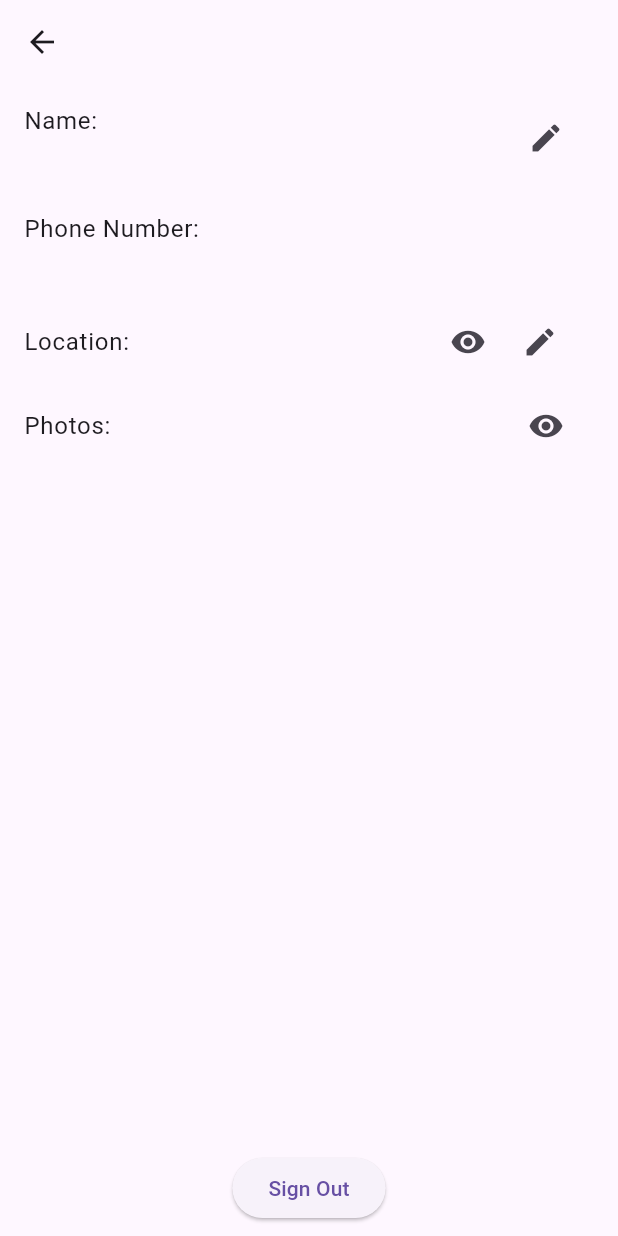
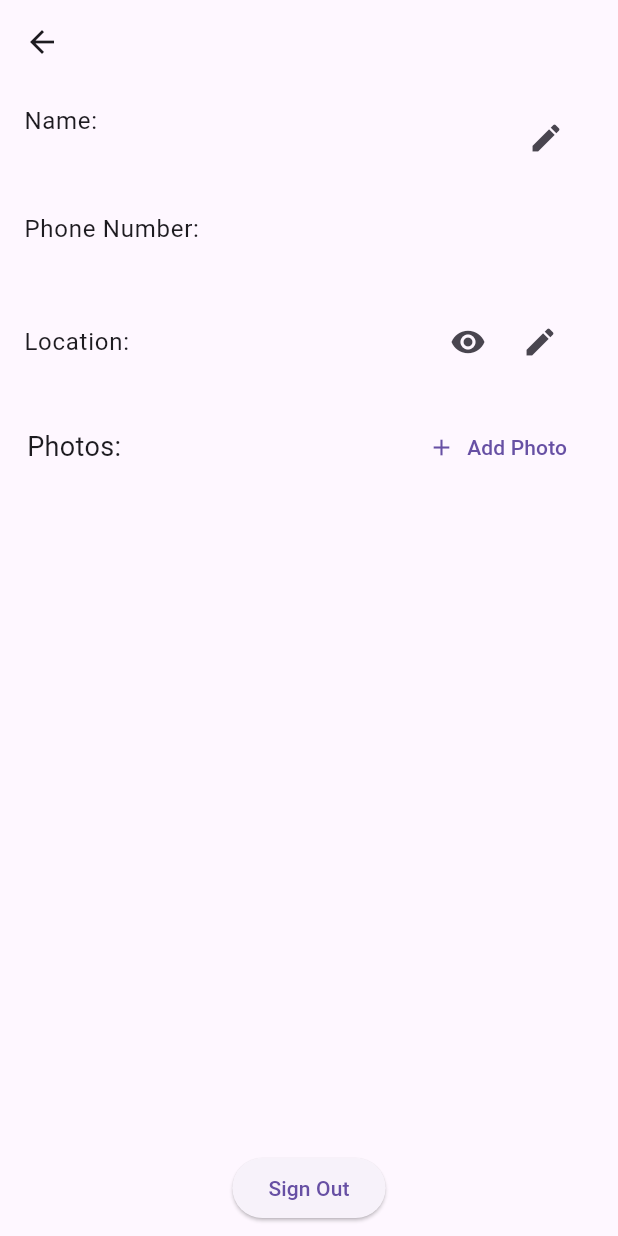
Before and after one commit to Dheeraj-Reddy-Mallapu/best7product_assignment, a Flutter app: the MyProfile screen opened by its route, on a phone screen of 412 x 824 dp. Run offline on Flutter 3.47's test engine with Material 2 defaults, Android fonts, the phone set to English and light mode, and no system bars; our stand-ins replace cloud_firestore, firebase_auth, firebase_core, firebase_messaging, firebase_storage, get and 4 more; missing offline and left inert: flutter_google_places_hoc081098, google_api_headers, google_maps_webservice; accounts and stored records are empty; generated files the repository leaves out were written again.

Commit message:
added images functionality

```diff
--- a/lib/my_profile.dart
+++ b/lib/my_profile.dart
@@ -1,11 +1,15 @@
+import 'dart:io';
+
 import 'package:best7product_assignment/db.dart';
 import 'package:best7product_assignment/home_screen.dart';
 import 'package:best7product_assignment/loading.dart';
 import 'package:best7product_assignment/map_view.dart';
 import 'package:flutter/material.dart';
 import 'package:get/get.dart';
+import 'package:image_picker/image_picker.dart';
 import 'package:provider/provider.dart';
 
+import 'firebase_storage.dart';
 import 'phone_login.dart';
 
 class MyProfile extends StatefulWidget {
@@ -21,6 +25,8 @@ class _MyProfileState extends State<MyProfile> {
   bool isLoading = true;
   late Map<String, dynamic> user;
 
+  List imageURLs = [];
+
   initData() async {
     try {
       await db.collection('users').where('uId', isEqualTo: currentUser.uid).get().then((querySnapshot) {
@@ -30,6 +36,10 @@ class _MyProfileState extends State<MyProfile> {
       });
     } catch (e) {
       Get.snackbar('Oops!', e.toString());
+    }
+
+    if (user['imageURLs'] != null) {
+      imageURLs = user['imageURLs'];
     }
 
     isLoading = false;
@@ -43,6 +53,9 @@ class _MyProfileState extends State<MyProfile> {
       initData();
     } else {
       isLoading = false;
+      if (user['imageURLs'] != null) {
+        imageURLs = user['imageURLs'];
+      }
       setState(() {});
     }
     super.initState();
@@ -130,15 +143,45 @@ class _MyProfileState extends State<MyProfile> {
                       ),
                     ),
                   ),
-                ListTile(
-                  title: const Text('Photos:'),
-                  trailing: IconButton(
-                    onPressed: () {},
-                    icon: const Icon(Icons.remove_red_eye),
+                  Padding(
+                    padding: const EdgeInsets.all(18.0),
+                    child: Row(
+                      mainAxisAlignment: MainAxisAlignment.spaceBetween,
+                      children: [
+                        const Text(
+                          'Photos:',
+                          style: TextStyle(fontSize: 18),
+                        ),
+                        if (widget.isCurrentUser)
+                          TextButton.icon(
+                            onPressed: () => _pickImage(),
+                            icon: const Icon(Icons.add),
+                            label: const Text('Add Photo'),
+                          ),
+                      ],
+                    ),
+                  ),
+                  if (user['imageURLs'] != null)
+                    Expanded(
+                      child: GridView.builder(
+                        gridDelegate: const SliverGridDelegateWithMaxCrossAxisExtent(
+                          maxCrossAxisExtent: 250,
+                          mainAxisExtent: 250,
+                          childAspectRatio: 2,
+                        ),
+                        itemCount: user['imageURLs'].length,
+                        itemBuilder: (context, index) {
+                          final imageUrl = user['imageURLs'][index];
+                          return Padding(
+                            padding: const EdgeInsets.all(8.0),
+                            child: Image.network(imageUrl, fit: BoxFit.cover),
+                          );
+                        },
                       ),
                     ),
                 ],
-            )),
+              ),
+            ),
             if (widget.isCurrentUser)
               Center(
                 child: Padding(
@@ -156,4 +199,24 @@ class _MyProfileState extends State<MyProfile> {
       return const Loading();
     }
   }
+
+  final ImagePicker imgpicker = ImagePicker();
+  String imagepath = "";
+
+  Future<void> _pickImage() async {
+    var pickedFile = await imgpicker.pickImage(source: ImageSource.gallery);
+    File imageFile;
+    if (pickedFile != null) {
+      imagepath = pickedFile.path;
+
+      imageFile = File(imagepath); //convert Path to File
+
+      String imageUrl = await uploadImageToFirebase(imageFile, currentUser.uid);
+      setState(() {
+        imageURLs.add(imageUrl);
+      });
+    } else {
+      Get.snackbar('Oops!', 'No image is selected');
     }
+  }
+}
--- a/pubspec.yaml
+++ b/pubspec.yaml
@@ -11,6 +11,7 @@ dependencies:
   firebase_auth: ^4.7.1
   firebase_core: ^2.14.0
   firebase_messaging: ^14.6.5
+  firebase_storage: ^11.2.5
   flutter:
     sdk: flutter
   flutter_google_places_hoc081098: ^1.2.0
@@ -19,6 +20,7 @@ dependencies:
   google_maps_flutter: ^2.3.1
   # google_maps_webservice_ex: ^0.0.1+2
   google_maps_webservice: ^0.0.20-nullsafety.5
+  image_picker: ^1.0.1
   loading_animation_widget: ^1.2.0+4
   pinput: ^2.2.31
   provider: ^6.0.5
```
Also changed, not shown: lib/firebase_storage.dart (added, +27 -0 lines), lib/loading_images_grid.dart (added, +39 -0 lines). Lines whose indentation alone changed are shown as unchanged.
